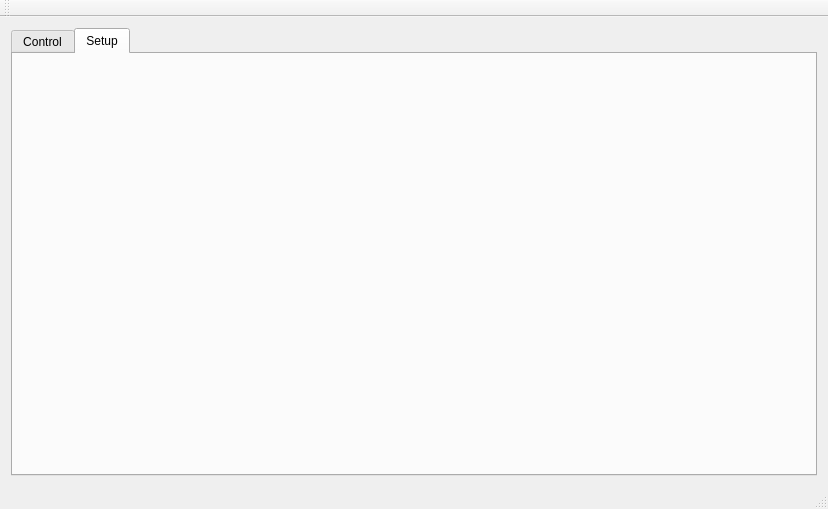
This is Vfp/View/mainview.ui in caglardursun/MyQtTryouts as Qt 5 draws it before an edit. The edited form follows.
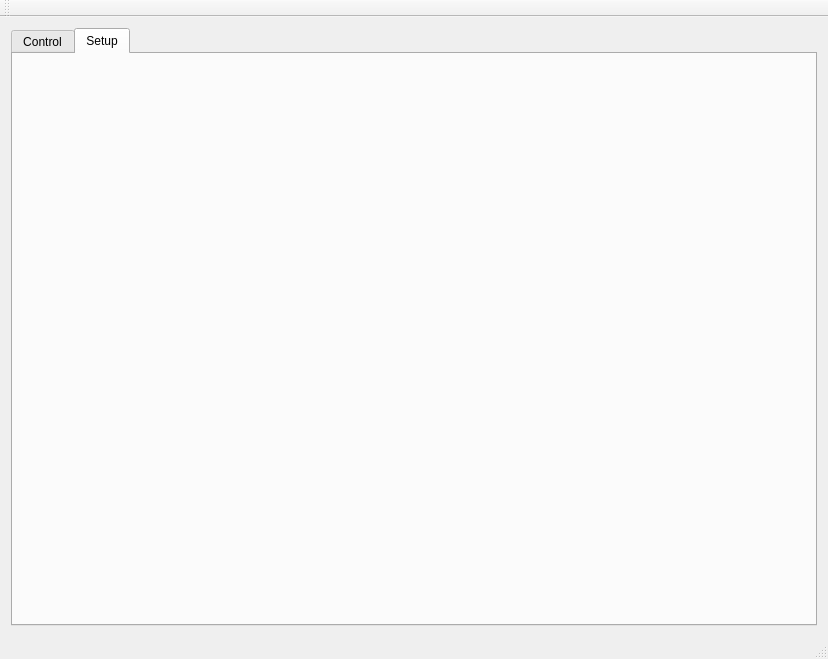
This is the edited form. Icons and pictures are not drawn.

Patch:
```diff
--- a/Vfp/View/mainview.ui
+++ b/Vfp/View/mainview.ui
@@ -7,7 +7,7 @@
     <x>0</x>
     <y>0</y>
     <width>828</width>
-    <height>509</height>
+    <height>659</height>
    </rect>
   </property>
   <property name="windowTitle">
@@ -18,6 +18,12 @@
     <normaloff>:/images/ApplicationIcon.png</normaloff>:/images/ApplicationIcon.png</iconset>
   </property>
   <widget class="QWidget" name="centralWidget">
+   <property name="sizePolicy">
+    <sizepolicy hsizetype="Expanding" vsizetype="Expanding">
+     <horstretch>0</horstretch>
+     <verstretch>0</verstretch>
+    </sizepolicy>
+   </property>
    <layout class="QHBoxLayout" name="horizontalLayout">
     <item>
      <widget class="QTabWidget" name="tabMainView">
@@ -45,6 +51,12 @@
        </attribute>
       </widget>
       <widget class="QWidget" name="tabSetup">
+       <property name="sizePolicy">
+        <sizepolicy hsizetype="Expanding" vsizetype="Expanding">
+         <horstretch>0</horstretch>
+         <verstretch>0</verstretch>
+        </sizepolicy>
+       </property>
        <attribute name="title">
         <string>Setup</string>
        </attribute>
```
Left out of the diff: 15 changed lines with no effect on the pictures.
